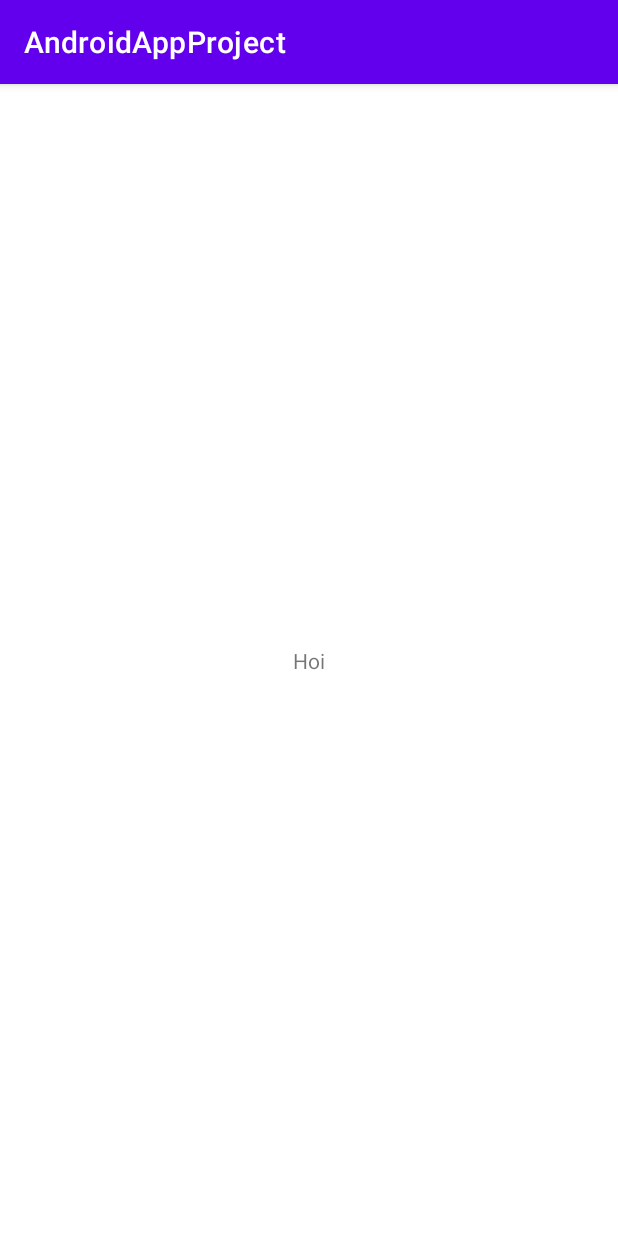
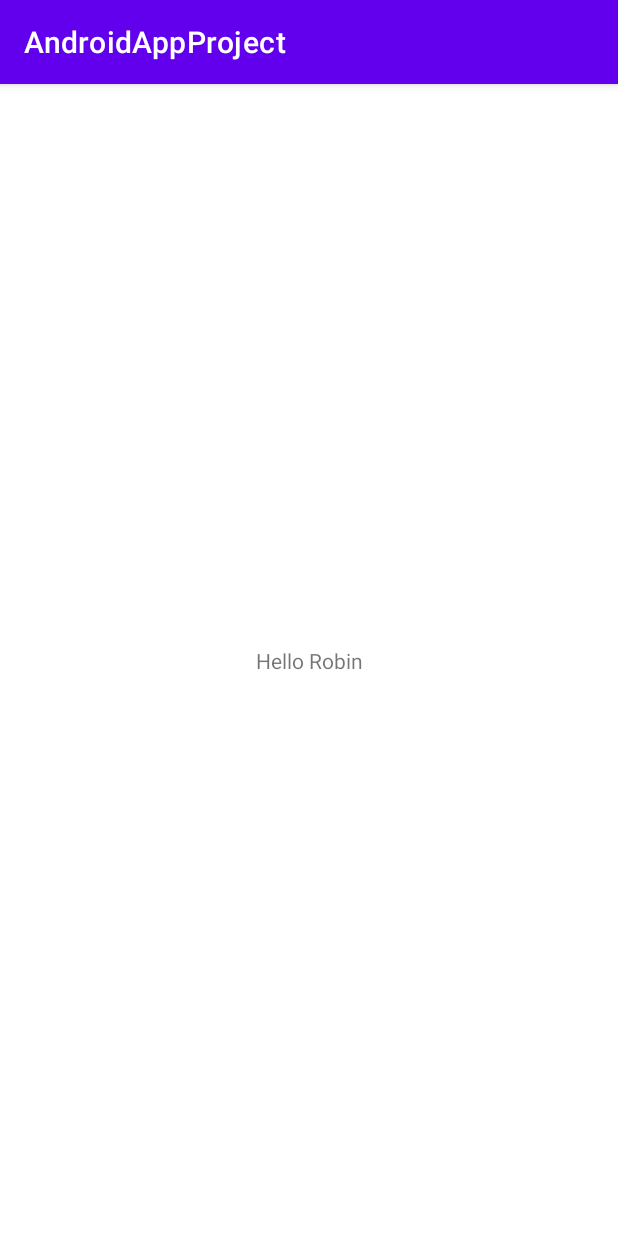
Before and after one commit to PilzHere/AndroidAppProject, an Android app: the screen it shows after launch (MainActivity), on a phone screen of 412 x 824 dp. Run offline under Robolectric (Android 15) with nearby library versions, the light colour scheme and no system bars.

Commit message:
Commit test

```diff
--- a/app/src/main/res/layout/activity_main.xml
+++ b/app/src/main/res/layout/activity_main.xml
@@ -9,7 +9,7 @@
     <TextView
         android:layout_width="wrap_content"
         android:layout_height="wrap_content"
-        android:text="Hoi"
+        android:text="Hello Robin"
         app:layout_constraintBottom_toBottomOf="parent"
         app:layout_constraintLeft_toLeftOf="parent"
         app:layout_constraintRight_toRightOf="parent"
```
